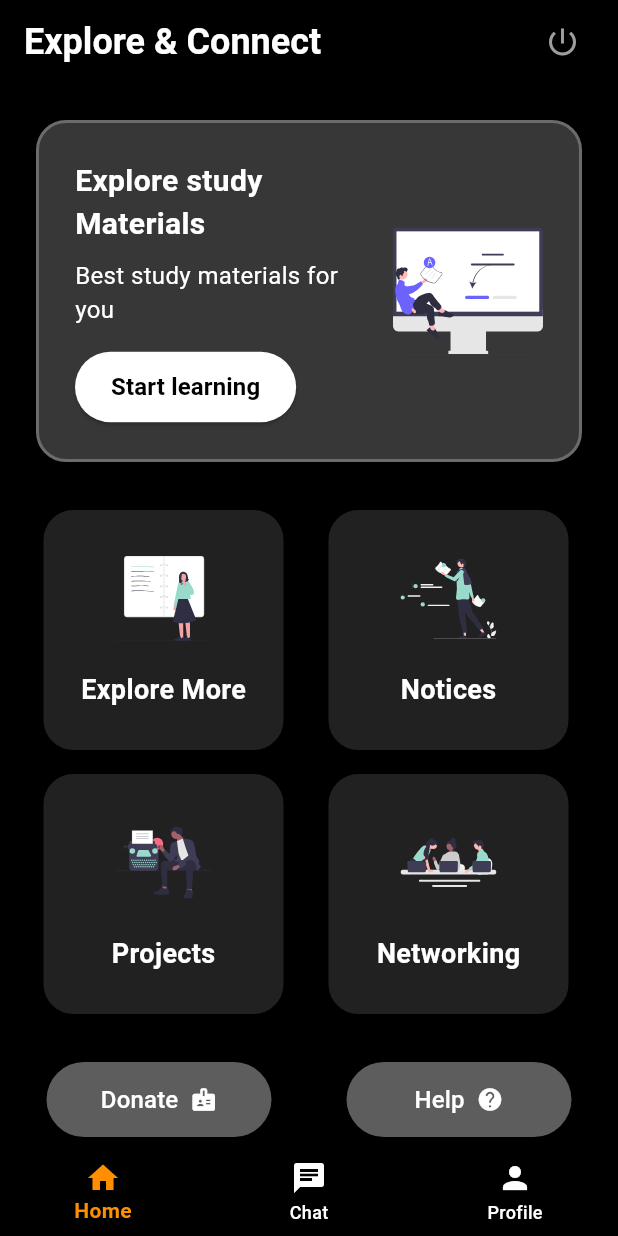
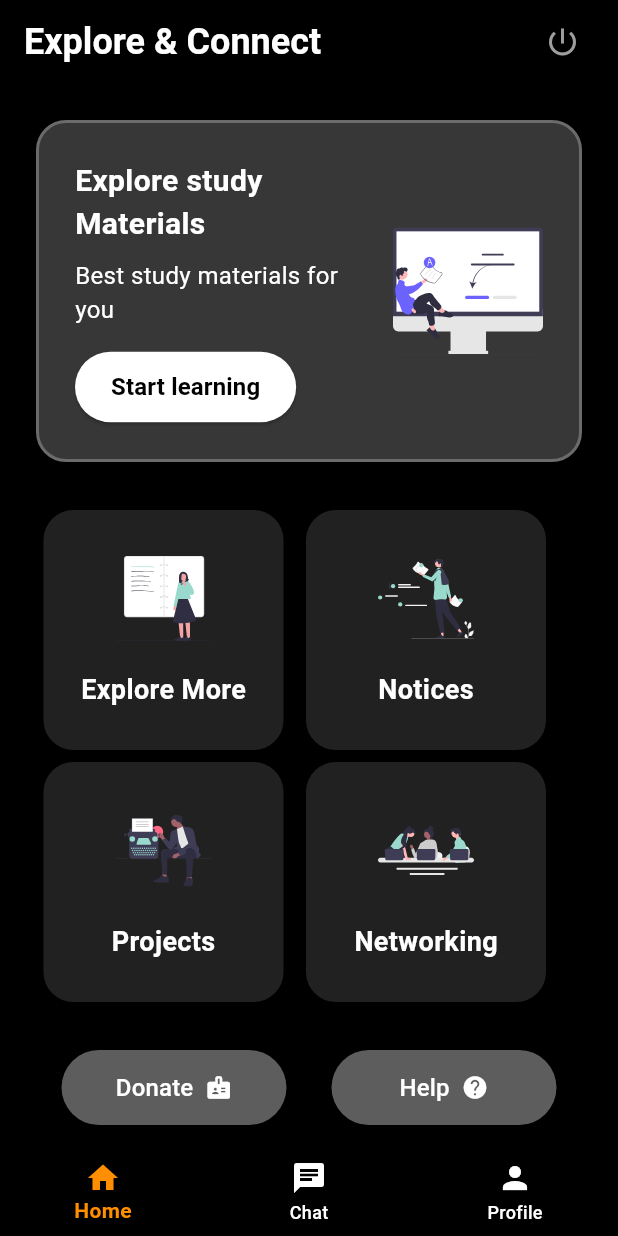
Before and after one commit to SajalSatsangi/Seekho_Buddy-Web, a Flutter app: the screen it shows once a user with an empty profile is signed in, on a phone screen of 412 x 824 dp. Run offline on Flutter 3.47's test engine with Material 3 defaults, Android fonts, the phone set to English and light mode, and no system bars; our stand-ins replace animated_splash_screen, cloud_firestore, file_picker, firebase_auth, firebase_core, firebase_storage and 11 more; missing offline and left inert: flutter_cached_pdfview, markdown, onesignal_flutter, pwa_install; accounts and stored records are empty.

Commit message:
home UI update

```diff
--- a/lib/home.dart
+++ b/lib/home.dart
@@ -269,8 +269,8 @@ class ExploreScreen extends StatelessWidget {
     return Padding(
       padding: EdgeInsets.only(left: isDesktop ? 20.0 : 5.0), // Add left margin for desktop, no margin for mobile
       child: Wrap(
-        spacing: 30,
-        runSpacing: 16,
+        spacing: isDesktop ? 30 : 15,
+        runSpacing: isDesktop ? 16 : 8,
         alignment: WrapAlignment.center,
         children: [
           _buildCard(context, 'Explore More', 'assets/Resource.svg', ComingSoonScreen(), cardWidth, cardHeight),
@@ -328,7 +328,7 @@ class ExploreScreen extends StatelessWidget {
       mainAxisAlignment: MainAxisAlignment.center,
       children: [
         _buildButton(context, 'Donate', Icons.badge, const DonationPage(), isDesktop),
-        const SizedBox(width: 50),
+        const SizedBox(width: 30),
         _buildButton(context, 'Help', Icons.help, Newhelp(), isDesktop),
         const SizedBox(width: 0), // Add spacing between the buttons
       ],
```
